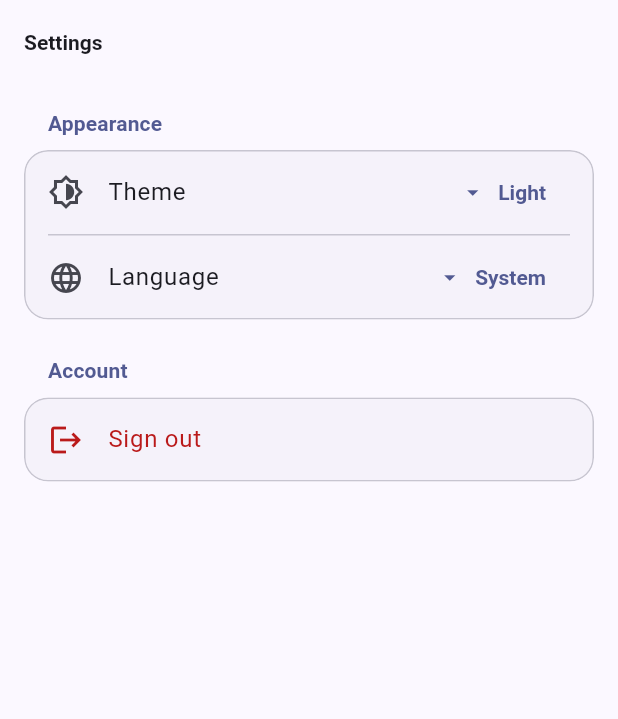
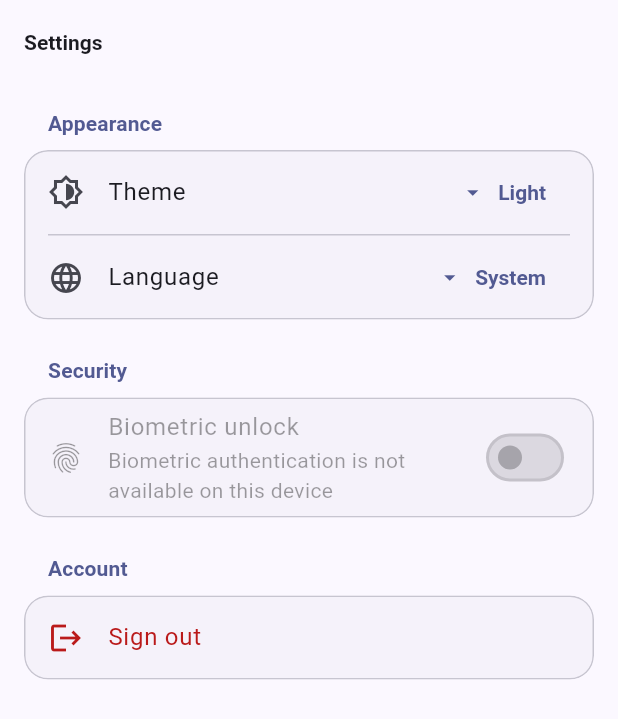
Before and after one commit to isyll/bedrock, a Flutter app: the SettingsPage screen opened by its route, after a tap on "System", after a tap on "Light", on a phone screen of 412 x 824 dp. Shown: the top 719 px of the screen. Run offline on Flutter 3.47's test engine with Material 3 defaults, Android fonts, the phone set to English and light mode, and no system bars; our stand-ins replace dio, equatable, firebase_core, firebase_crashlytics, firebase_messaging, flutter_bloc and 10 more; missing offline and left inert: file_selector; accounts and stored records are empty; generated files the repository leaves out were written again.

Commit message:
Add opt-in biometric app lock

```diff
--- a/assets/l10n/app_en.arb
+++ b/assets/l10n/app_en.arb
@@ -38,6 +38,14 @@
   "languageSystem": "System",
   "languageEnglish": "English",
   "languageFrench": "French",
+  "securitySection": "Security",
+  "biometricLockLabel": "Biometric unlock",
+  "biometricLockDescription": "Require biometric authentication when the app opens",
+  "biometricsUnavailableMessage": "Biometric authentication is not available on this device",
+  "biometricPromptReason": "Authenticate to continue",
+  "lockedTitle": "App locked",
+  "lockedMessage": "Authenticate to access your account.",
+  "unlockButton": "Unlock",
   "accountSection": "Account",
   "signOutButton": "Sign out",
   "signOutConfirmTitle": "Sign out",
--- a/lib/app/app.dart
+++ b/lib/app/app.dart
@@ -4,6 +4,8 @@ import 'package:bedrock/core/di/injector.dart';
 import 'package:bedrock/core/extensions/context_extensions.dart';
 import 'package:bedrock/core/l10n/app_localizations.dart';
 import 'package:bedrock/features/auth/presentation/bloc/session_bloc.dart';
+import 'package:bedrock/features/security/presentation/cubit/app_lock_cubit.dart';
+import 'package:bedrock/features/security/presentation/widgets/app_lock_gate.dart';
 import 'package:bedrock/features/settings/presentation/cubit/locale_cubit.dart';
 import 'package:bedrock/features/settings/presentation/cubit/theme_cubit.dart';
 import 'package:bedrock/shared/widgets/feedback/app_snackbar.dart';
@@ -20,6 +22,7 @@ class App extends StatelessWidget {
         BlocProvider<SessionBloc>.value(value: getIt()),
         BlocProvider<ThemeCubit>.value(value: getIt()),
         BlocProvider<LocaleCubit>.value(value: getIt()),
+        BlocProvider<AppLockCubit>.value(value: getIt()),
       ],
       child: const AppView(),
     );
@@ -55,9 +58,11 @@ class AppView extends StatelessWidget {
               kind: SnackBarKind.error,
             );
           },
-          child: MediaQuery.withClampedTextScaling(
-            maxScaleFactor: 2,
-            child: child ?? const SizedBox.shrink(),
+          child: AppLockGate(
+            child: MediaQuery.withClampedTextScaling(
+              maxScaleFactor: 2,
+              child: child ?? const SizedBox.shrink(),
+            ),
           ),
         );
       },
--- a/lib/core/storage/storage_keys.dart
+++ b/lib/core/storage/storage_keys.dart
@@ -5,5 +5,6 @@ abstract final class StorageKeys {
   static const currentUser = 'auth.current_user';
   static const themeMode = 'settings.theme_mode';
   static const locale = 'settings.locale';
+  static const biometricLock = 'security.biometric_lock';
   static const fcmToken = 'notifications.fcm_token';
 }
--- /dev/null
+++ b/lib/features/security/presentation/cubit/app_lock_state.dart
@@ -0,0 +1,24 @@
+part of 'app_lock_cubit.dart';
+
+enum AppLockStatus { disabled, locked, unlocked }
+
+final class AppLockState extends Equatable {
+  const AppLockState({required this.status, this.biometricsSupported = false});
+
+  final AppLockStatus status;
+  final bool biometricsSupported;
+
+  bool get isEnabled => status != AppLockStatus.disabled;
+
+  bool get isLocked => status == AppLockStatus.locked;
+
+  AppLockState copyWith({AppLockStatus? status, bool? biometricsSupported}) {
+    return AppLockState(
+      status: status ?? this.status,
+      biometricsSupported: biometricsSupported ?? this.biometricsSupported,
+    );
+  }
+
+  @override
+  List<Object?> get props => [status, biometricsSupported];
+}
--- /dev/null
+++ b/lib/features/security/presentation/widgets/app_lock_gate.dart
@@ -0,0 +1,40 @@
+import 'package:bedrock/features/security/presentation/cubit/app_lock_cubit.dart';
+import 'package:bedrock/features/security/presentation/pages/lock_screen.dart';
+import 'package:flutter/material.dart';
+import 'package:flutter_bloc/flutter_bloc.dart';
+
+class AppLockGate extends StatefulWidget {
+  const AppLockGate({required this.child, super.key});
+
+  final Widget child;
+
+  @override
+  State<AppLockGate> createState() => _AppLockGateState();
+}
+
+class _AppLockGateState extends State<AppLockGate> {
+  late final AppLifecycleListener _lifecycleListener = AppLifecycleListener(
+    onHide: () => context.read<AppLockCubit>().lock(),
+  );
+
+  @override
+  void dispose() {
+    _lifecycleListener.dispose();
+    super.dispose();
+  }
+
+  @override
+  Widget build(BuildContext context) {
+    final isLocked = context.select<AppLockCubit, bool>(
+      (cubit) => cubit.state.isLocked,
+    );
+
+    return Stack(
+      fit: StackFit.expand,
+      children: [
+        widget.child,
+        if (isLocked) const LockScreen(),
+      ],
+    );
+  }
+}
--- a/lib/features/settings/presentation/pages/settings_page.dart
+++ b/lib/features/settings/presentation/pages/settings_page.dart
@@ -1,11 +1,16 @@
+import 'dart:async';
+
 import 'package:bedrock/core/extensions/context_extensions.dart';
 import 'package:bedrock/core/l10n/app_localizations.dart';
 import 'package:bedrock/features/auth/presentation/bloc/session_bloc.dart';
+import 'package:bedrock/features/security/presentation/cubit/app_lock_cubit.dart';
 import 'package:bedrock/features/settings/presentation/cubit/locale_cubit.dart';
 import 'package:bedrock/features/settings/presentation/cubit/theme_cubit.dart';
+import 'package:bedrock/services/biometrics/biometrics_service.dart';
 import 'package:bedrock/shared/animations/app_motion.dart';
 import 'package:bedrock/shared/animations/fade_slide_in.dart';
 import 'package:bedrock/shared/widgets/adaptive/adaptive_dialogs.dart';
+import 'package:bedrock/shared/widgets/feedback/app_snackbar.dart';
 import 'package:flutter/material.dart';
 import 'package:flutter_bloc/flutter_bloc.dart';
 
@@ -53,6 +58,9 @@ class SettingsPage extends StatelessWidget {
           ],
         ),
       ),
+      const SizedBox(height: 24),
+      _SectionHeader(title: l10n.securitySection),
+      const Card(child: _BiometricLockTile()),
       const SizedBox(height: 24),
       _SectionHeader(title: l10n.accountSection),
       Card(
@@ -147,6 +155,54 @@ class _ThemeModeSelector extends StatelessWidget {
   }
 }
 
+class _BiometricLockTile extends StatelessWidget {
+  const _BiometricLockTile();
+
+  @override
+  Widget build(BuildContext context) {
+    final l10n = context.l10n;
+
+    return BlocBuilder<AppLockCubit, AppLockState>(
+      builder: (context, state) {
+        return SwitchListTile(
+          secondary: const Icon(Icons.fingerprint),
+          title: Text(l10n.biometricLockLabel),
+          subtitle: Text(
+            state.biometricsSupported
+                ? l10n.biometricLockDescription
+                : l10n.biometricsUnavailableMessage,
+          ),
+          value: state.isEnabled,
+          onChanged: state.biometricsSupported
+              ? (value) => unawaited(_toggle(context, enable: value))
+              : null,
+        );
+      },
+    );
+  }
+
+  Future<void> _toggle(BuildContext context, {required bool enable}) async {
+    final cubit = context.read<AppLockCubit>();
+    final l10n = context.l10n;
+
+    final result = enable
+        ? await cubit.enable(l10n.biometricPromptReason)
+        : await cubit.disable(l10n.biometricPromptReason);
+
+    final rejected =
+        result == BiometricAuthResult.unavailable ||
+        result == BiometricAuthResult.notEnrolled ||
+        result == BiometricAuthResult.permanentlyLockedOut;
+    if (rejected && context.mounted) {
+      showAppSnackBar(
+        context,
+        l10n.biometricsUnavailableMessage,
+        kind: SnackBarKind.error,
+      );
+    }
+  }
+}
+
 class _LocaleSelector extends StatelessWidget {
   const _LocaleSelector();
 
--- /dev/null
+++ b/lib/services/biometrics/biometrics_service.dart
@@ -0,0 +1,67 @@
+import 'package:bedrock/core/logging/app_logger.dart';
+import 'package:flutter/services.dart';
+import 'package:local_auth/error_codes.dart' as auth_error;
+import 'package:local_auth/local_auth.dart';
+
+enum BiometricAuthResult {
+  success,
+  failed,
+  unavailable,
+  notEnrolled,
+  lockedOut,
+  permanentlyLockedOut;
+
+  bool get isSuccess => this == success;
+}
+
+final class BiometricsService {
+  BiometricsService({
+    LocalAuthentication? auth,
+    this._logger = const AppLogger('Biometrics'),
+  }) : _auth = auth ?? LocalAuthentication();
+
+  final LocalAuthentication _auth;
+  final AppLogger _logger;
+
+  Future<bool> isSupported() async {
+    try {
+      return await _auth.isDeviceSupported();
+    } on PlatformException catch (error) {
+      _logger.warning('Failed to query biometric support', error);
+      return false;
+    }
+  }
+
+  Future<List<BiometricType>> enrolledBiometrics() async {
+    try {
+      return await _auth.getAvailableBiometrics();
+    } on PlatformException catch (error) {
+      _logger.warning('Failed to query enrolled biometrics', error);
+      return const [];
+    }
+  }
+
+  Future<BiometricAuthResult> authenticate({required String reason}) async {
+    try {
+      final didAuthenticate = await _auth.authenticate(
+        localizedReason: reason,
+        options: const AuthenticationOptions(stickyAuth: true),
+      );
+      return didAuthenticate
+          ? BiometricAuthResult.success
+          : BiometricAuthResult.failed;
+    } on PlatformException catch (error) {
+      _logger.info('Biometric authentication error: ${error.code}');
+      return switch (error.code) {
+        auth_error.notEnrolled ||
+        auth_error.passcodeNotSet => BiometricAuthResult.notEnrolled,
+        auth_error.lockedOut => BiometricAuthResult.lockedOut,
+        auth_error.permanentlyLockedOut =>
+          BiometricAuthResult.permanentlyLockedOut,
+        auth_error.notAvailable ||
+        auth_error.otherOperatingSystem => BiometricAuthResult.unavailable,
+        _ => BiometricAuthResult.failed,
+      };
+    }
+  }
+}
--- a/pubspec.yaml
+++ b/pubspec.yaml
@@ -26,6 +26,7 @@ dependencies:
   go_router: ^17.3.0
   image_picker: ^1.2.0
   intl: any
+  local_auth: ^2.3.0
   lottie: ^3.3.0
   permission_handler: ^12.0.1
   shared_preferences: ^2.5.5
```
Also changed, not shown: assets/l10n/app_fr.arb (+8 -0 lines), lib/core/di/injector.dart (+7 -0 lines), lib/features/security/presentation/cubit/app_lock_cubit.dart (added, +73 -0 lines), lib/features/security/presentation/pages/lock_screen.dart (added, +86 -0 lines), pubspec.lock, 5 other files.
